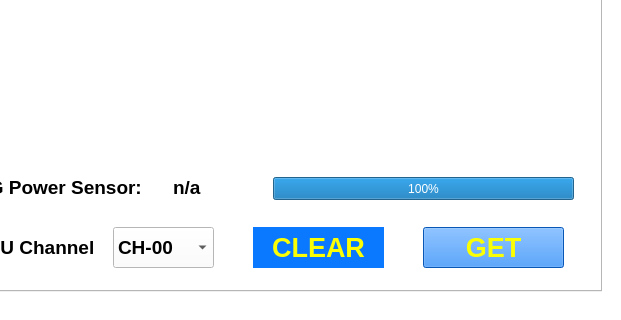
Qt form tpm_test.ui (amattana/PySKA) before a commit; both pictures show x 529 to 1150 and y 429 to 749 of the 1150 by 749 pixel window.
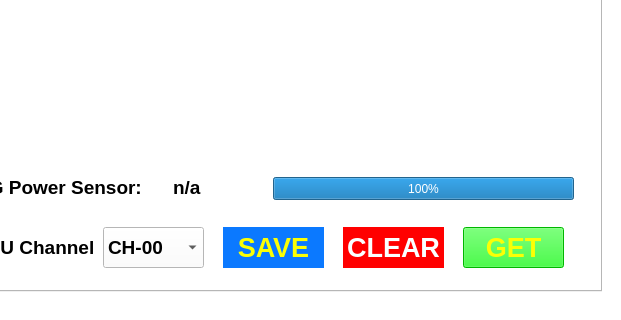
The same form after that commit. The open tabs and pages were chosen to show the change.

The edit to the form file:
```diff
--- a/tpm_test.ui
+++ b/tpm_test.ui
@@ -2095,9 +2095,9 @@
     <widget class="QPushButton" name="qbutton_acq_start">
      <property name="geometry">
       <rect>
-       <x>930</x>
+       <x>970</x>
        <y>610</y>
-       <width>141</width>
+       <width>101</width>
        <height>41</height>
       </rect>
      </property>
@@ -2114,8 +2114,8 @@
       <cursorShape>PointingHandCursor</cursorShape>
      </property>
      <property name="styleSheet">
-      <string notr="true">background-color: rgb(11, 121, 255);
-color: rgb(251, 255, 5);</string>
+      <string notr="true">background-color: rgb(0, 255, 0);
+color: rgb(251, 255,5);</string>
      </property>
      <property name="text">
       <string>GET</string>
@@ -2244,9 +2244,9 @@
     <widget class="QLabel" name="qtext_clear">
      <property name="geometry">
       <rect>
-       <x>760</x>
+       <x>850</x>
        <y>610</y>
-       <width>131</width>
+       <width>101</width>
        <height>41</height>
       </rect>
      </property>
@@ -2261,8 +2261,8 @@
       <cursorShape>PointingHandCursor</cursorShape>
      </property>
      <property name="styleSheet">
-      <string notr="true">background-color: rgb(11, 121, 255);
-color: rgb(251, 255, 5);</string>
+      <string notr="true">background-color: rgb(255, 0, 0);
+color: rgb(251, 255, 255);</string>
      </property>
      <property name="text">
       <string>CLEAR</string>
@@ -2297,7 +2297,7 @@
     <widget class="QComboBox" name="qcombo_adu_channel">
      <property name="geometry">
       <rect>
-       <x>620</x>
+       <x>610</x>
        <y>610</y>
        <width>101</width>
        <height>41</height>
@@ -2559,6 +2559,36 @@
       <set>Qt::AlignCenter</set>
      </property>
     </widget>
+    <widget class="QLabel" name="qtext_save">
+     <property name="geometry">
+      <rect>
+       <x>730</x>
+       <y>610</y>
+       <width>101</width>
+       <height>41</height>
+      </rect>
+     </property>
+     <property name="font">
+      <font>
+       <pointsize>20</pointsize>
+       <weight>75</weight>
+       <bold>true</bold>
+      </font>
+     </property>
+     <property name="cursor">
+      <cursorShape>PointingHandCursor</cursorShape>
+     </property>
+     <property name="styleSheet">
+      <string notr="true">background-color: rgb(11, 121, 255);
+color: rgb(251, 255, 5);</string>
+     </property>
+     <property name="text">
+      <string>SAVE</string>
+     </property>
+     <property name="alignment">
+      <set>Qt::AlignCenter</set>
+     </property>
+    </widget>
    </widget>
    <widget class="QWidget" name="qtab_ant">
     <attribute name="title">
```
Left out of the diff: 28 changed lines with no effect on the pictures.
